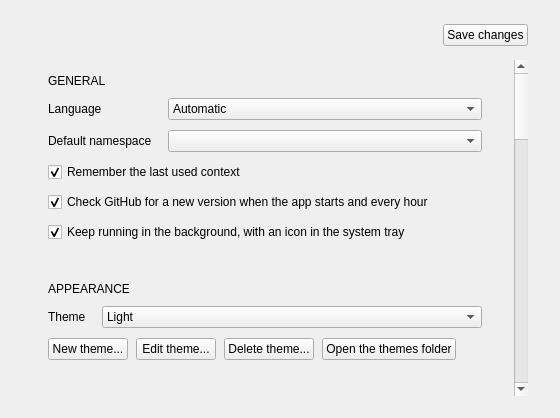
dcotecnologia/kubescope, file src/kubescope/ui/settings_page.ui: the form before one commit.
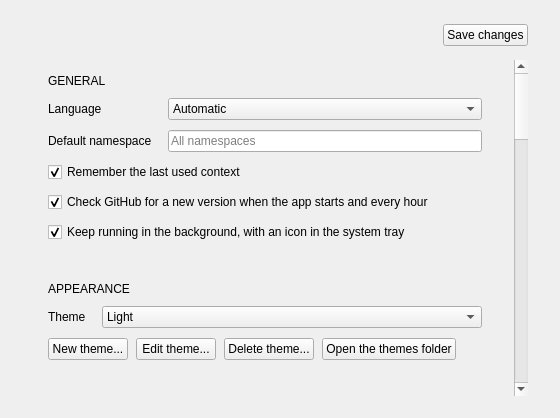
The form after the commit.

Commit message:
fix(settings): type the default namespace
A text field with the namespaces of the cluster offered as you type, instead of a select.

The edit to the form file:
```diff
--- a/src/kubescope/ui/settings_page.ui
+++ b/src/kubescope/ui/settings_page.ui
@@ -165,7 +165,7 @@
              </widget>
             </item>
             <item row="1" column="1">
-             <widget class="QComboBox" name="defaultNamespaceCombo">
+             <widget class="QLineEdit" name="defaultNamespaceEdit">
               <property name="minimumSize">
                <size>
                 <width>200</width>
@@ -175,6 +175,9 @@
               <property name="toolTip">
                <string>The namespace each context opens on. Leave empty to show all of them.</string>
               </property>
+              <property name="placeholderText">
+               <string>All namespaces</string>
+              </property>
               <property name="variant" stdset="0">
                <string notr="true">filter</string>
               </property>
```
The commit also changes 26 other files.
